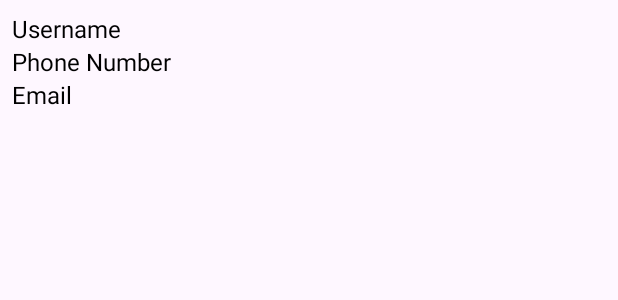
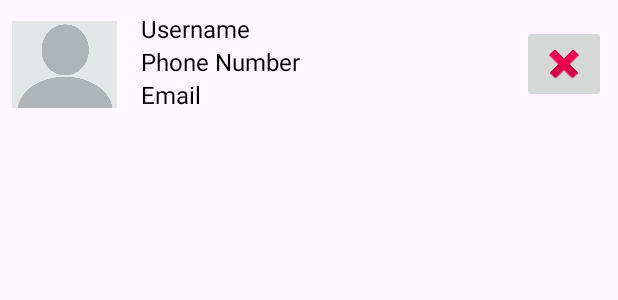
Before and after one commit to CMPUT301F24syntax/syntax-events, an Android app: the layout waitling_list_item.xml on its own in the app's theme, with its tools: preview values and no code run, on a phone screen of 412 x 824 dp. Shown: the top 300 px of the screen. Run offline under Robolectric (Android 15) with nearby library versions, the phone set to English and light mode, and no system bars.

Commit message:
reimplemented changes after a mistaken pull request

```diff
--- a/app/src/main/java/com/example/syntaxeventlottery/EventRepository.java
+++ b/app/src/main/java/com/example/syntaxeventlottery/EventRepository.java
@@ -216,7 +216,7 @@ public class EventRepository  {
         data.put("capacityFull", event.getCapacityFull());
         data.put("waitingListFull", event.getWaitingListFull());
         data.put("drawed", event.isDrawed());
-        data.put("isLocationRequired", event.locationRequired());
+        data.put("locationRequired", event.locationRequired());
         data.put("locationDetails", event.getLocationDetails());
         return data;
     }
--- a/app/src/main/res/layout/waitling_list_item.xml
+++ b/app/src/main/res/layout/waitling_list_item.xml
@@ -1,34 +1,66 @@
 <?xml version="1.0" encoding="utf-8"?>
 <LinearLayout xmlns:android="http://schemas.android.com/apk/res/android"
+    xmlns:app="http://schemas.android.com/apk/res-auto"
     android:layout_width="match_parent"
     android:layout_height="wrap_content"
-    android:orientation="vertical"
+    android:gravity="center_vertical"
+    android:orientation="horizontal"
     android:padding="8dp">
 
-    <!-- Username TextView -->
+    <!-- Profile Image and Text -->
+    <LinearLayout
+        android:layout_width="0dp"
+        android:layout_height="wrap_content"
+        android:layout_weight="1"
+        android:orientation="horizontal">
+
+        <!-- Profile Picture -->
+        <ImageView
+            android:id="@+id/userProfileImageView"
+            android:layout_width="70dp"
+            android:layout_height="70dp"
+            android:layout_marginEnd="16dp"
+            app:srcCompat="@drawable/ic_empty_profile_picture" />
+
+        <!-- Text Views -->
+        <LinearLayout
+            android:layout_width="wrap_content"
+            android:layout_height="wrap_content"
+            android:orientation="vertical">
+
             <TextView
                 android:id="@+id/usernameTextView"
                 android:layout_width="wrap_content"
                 android:layout_height="wrap_content"
                 android:text="Username"
-        android:textSize="16sp"
-        android:textColor="@android:color/black" />
+                android:textColor="@android:color/black"
+                android:textSize="16sp" />
 
-    <!-- Phone Number TextView -->
             <TextView
                 android:id="@+id/phoneNumberTextView"
                 android:layout_width="wrap_content"
                 android:layout_height="wrap_content"
                 android:text="Phone Number"
-        android:textSize="16sp"
-        android:textColor="@android:color/black" />
+                android:textColor="@android:color/black"
+                android:textSize="16sp" />
 
-    <!-- Email TextView -->
             <TextView
                 android:id="@+id/emailTextView"
                 android:layout_width="wrap_content"
                 android:layout_height="wrap_content"
                 android:text="Email"
-        android:textSize="16sp"
-        android:textColor="@android:color/black" />
+                android:textColor="@android:color/black"
+                android:textSize="16sp" />
+
         </LinearLayout>
+    </LinearLayout>
+
+    <!-- Cancel Button -->
+    <ImageButton
+        android:id="@+id/cancelEntrantButton"
+        android:layout_width="wrap_content"
+        android:layout_height="wrap_content"
+        android:layout_gravity="center_vertical"
+        android:contentDescription="Cancel Entrant"
+        app:srcCompat="@android:drawable/ic_delete" />
+</LinearLayout>
```
Also changed, not shown: app/src/main/java/com/example/syntaxeventlottery/EventController.java (+60 -6 lines), app/src/main/java/com/example/syntaxeventlottery/EventDetailActivity.java (+29 -16 lines), app/src/main/java/com/example/syntaxeventlottery/EventParticipantsListActivity.java (+53 -3 lines), app/src/main/java/com/example/syntaxeventlottery/WaitingListAdapter.java (+42 -2 lines). Lines whose indentation alone changed are shown as unchanged.
